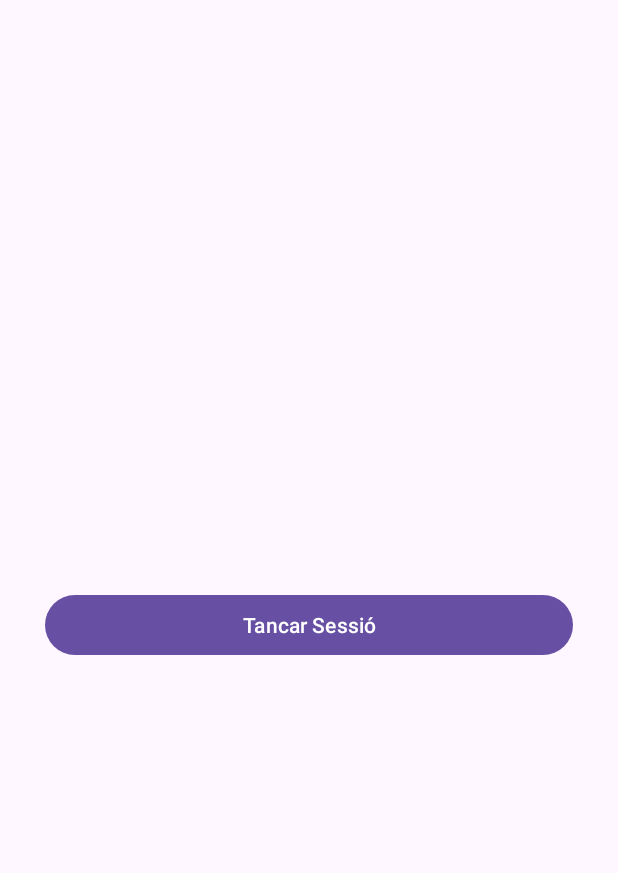
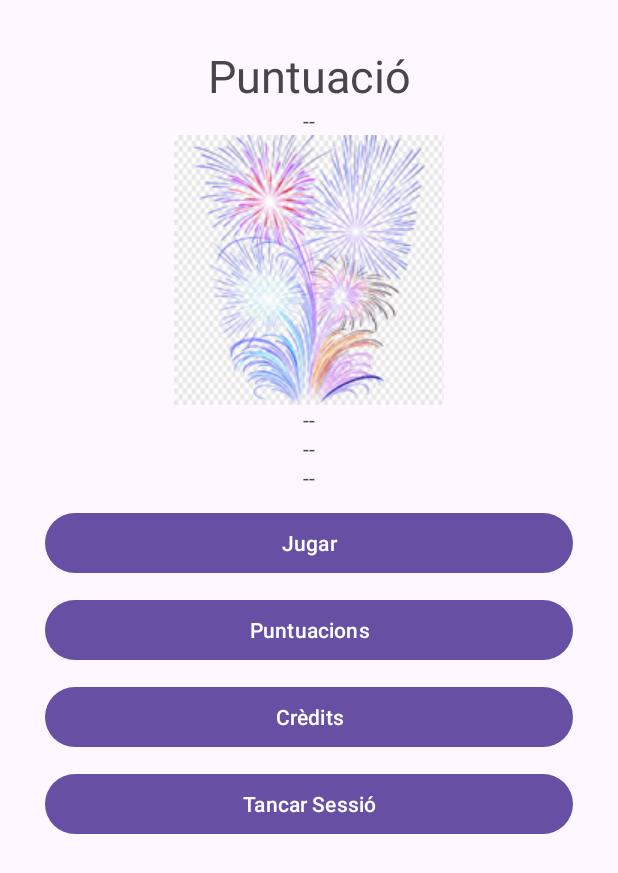
Before and after one commit to xisabelx/M8Juego, an Android app: the layout activity_menu.xml on its own in the app's theme, with its tools: preview values and no code run, on a phone screen of 412 x 824 dp. Shown: the top 873 px of the screen. Run offline under Robolectric (Android 15) with nearby library versions, the light colour scheme and no system bars.

Commit message:
3a pujada

```diff
--- a/app/src/main/java/com/example/m8juego/Login.kt
+++ b/app/src/main/java/com/example/m8juego/Login.kt
@@ -1,6 +1,7 @@
 package com.example.m8juego
 
 import android.content.Intent
+import android.graphics.Typeface
 import androidx.appcompat.app.AppCompatActivity
 import android.os.Bundle
 import android.util.Patterns
@@ -26,6 +27,10 @@ class Login : AppCompatActivity() {
         correoLogin = findViewById<EditText>(R.id.correoLogin)
         passLogin = findViewById<EditText>(R.id.passLogin)
         BtnLogin = findViewById<Button>(R.id.BtnLogin)
+        val tf = Typeface.createFromAsset(assets,"fonts/Pulang.ttf")
+        correoLogin.setTypeface(tf)
+        passLogin.setTypeface(tf)
+        BtnLogin.setTypeface(tf)
         auth = FirebaseAuth.getInstance()
         BtnLogin.setOnClickListener(){
             //Abans de fer el registre validem les dades
--- a/app/src/main/java/com/example/m8juego/Splash.kt
+++ b/app/src/main/java/com/example/m8juego/Splash.kt
@@ -1,6 +1,7 @@
 package com.example.m8juego
 
 import android.content.Intent
+import android.media.MediaPlayer
 import androidx.appcompat.app.AppCompatActivity
 import android.os.Bundle
 import android.os.Handler
@@ -11,10 +12,13 @@ import java.util.Timer
 import kotlin.concurrent.schedule
 
 class Splash : AppCompatActivity() {
-    private val duracio: Long = 5000;
+    private val duracio: Long = 3000;
+    lateinit var mediaplayer: MediaPlayer;
     override fun onCreate(savedInstanceState: Bundle?) {
         super.onCreate(savedInstanceState)
         setContentView(R.layout.activity_splash)
+        mediaplayer = MediaPlayer.create(getBaseContext(), R.raw.wee);
+        mediaplayer.start();
         //amaguem la barra, pantalla a full
         supportActionBar?.hide()
         this.window.setFlags(WindowManager.LayoutParams.FLAG_FULLSCREEN,WindowManager.LayoutParams.FLAG_FULLSCREEN)
--- a/app/src/main/res/layout/activity_menu.xml
+++ b/app/src/main/res/layout/activity_menu.xml
@@ -1,5 +1,5 @@
 <?xml version="1.0" encoding="utf-8"?>
-<RelativeLayout xmlns:android="http://schemas.android.com/apk/res/android"
+<ScrollView xmlns:android="http://schemas.android.com/apk/res/android"
     xmlns:app="http://schemas.android.com/apk/res-auto"
     xmlns:tools="http://schemas.android.com/tools"
     android:layout_width="match_parent"
@@ -11,7 +11,74 @@
         android:gravity="center"
         android:orientation="vertical"
         android:padding="30dp">
-        <!-- BOTO DE ENTRAR -->
+        <!-- Text La meva puntuació -->
+        <TextView
+            android:layout_width="match_parent"
+            android:layout_height="wrap_content"
+            android:id="@+id/miPuntuaciotxt"
+            android:text="@string/miPuntuaciotxt"
+            android:textSize="30sp"
+            android:gravity="center"/>
+        <!-- contingut puntuació -->
+        <TextView
+            android:layout_width="match_parent"
+            android:layout_height="wrap_content"
+            android:id="@+id/puntuacio"
+            android:text="@string/puntuacio"
+            android:gravity="center"/>
+        <!-- Imatge alien -->
+        <androidx.appcompat.widget.AppCompatImageView
+            android:layout_width="180dp"
+            android:layout_height="180dp"
+            android:id="@+id/fireworks"
+            android:src="@drawable/fireworks" />
+        <!-- uid -->
+        <TextView
+            android:layout_width="match_parent"
+            android:layout_height="wrap_content"
+            android:id="@+id/uid"
+            android:text="@string/uid"
+            android:gravity="center"/>
+        <!-- correu -->
+        <TextView
+            android:layout_width="match_parent"
+            android:layout_height="wrap_content"
+            android:id="@+id/correo2"
+            android:text="@string/correo2"
+            android:gravity="center"/>
+
+        <!-- nom -->
+        <TextView
+            android:layout_width="match_parent"
+            android:layout_height="wrap_content"
+            android:id="@+id/nom"
+            android:text="@string/nom"
+            android:gravity="center"/>
+        <!-- BOTO DE jugar -->
+        <Button
+            android:id="@+id/jugarBtn"
+            android:layout_width="match_parent"
+            android:layout_height="wrap_content"
+            android:text="@string/jugarBtn"
+            android:layout_marginTop="10dp"
+            />
+        <!-- BOTO DE puntuacions -->
+        <Button
+            android:id="@+id/PuntuacionsBtn"
+            android:layout_width="match_parent"
+            android:layout_height="wrap_content"
+            android:text="@string/PuntuacionsBtn"
+            android:layout_marginTop="10dp"
+            />
+        <!-- BOTO DE Credits -->
+        <Button
+            android:id="@+id/CreditsBtn"
+            android:layout_width="match_parent"
+            android:layout_height="wrap_content"
+            android:text="@string/CreditsBtn"
+            android:layout_marginTop="10dp"
+            />
+        <!-- BOTO DE Tancar sessió -->
         <Button
             android:id="@+id/tancarSessio"
             android:layout_width="match_parent"
@@ -21,5 +88,4 @@
             />
     </LinearLayout>
 
-
-</RelativeLayout>
+</ScrollView>
--- a/app/src/main/res/layout/activity_splash.xml
+++ b/app/src/main/res/layout/activity_splash.xml
@@ -1,5 +1,5 @@
 <?xml version="1.0" encoding="utf-8"?>
-<androidx.constraintlayout.widget.ConstraintLayout xmlns:android="http://schemas.android.com/apk/res/android"
+<RelativeLayout xmlns:android="http://schemas.android.com/apk/res/android"
     xmlns:app="http://schemas.android.com/apk/res-auto"
     xmlns:tools="http://schemas.android.com/tools"
     android:layout_width="match_parent"
@@ -22,4 +22,4 @@
             app:srcCompat="@drawable/portadaimagen"
             />
     </FrameLayout>
-</androidx.constraintlayout.widget.ConstraintLayout>
+</RelativeLayout>
--- a/app/src/main/res/values/strings.xml
+++ b/app/src/main/res/values/strings.xml
@@ -11,4 +11,13 @@
     <string name="passLogin">Password</string>
     <string name="BtnLogin">ENTRAR</string>
     <string name="tancarSessio">Tancar Sessió</string>
+    <string name="miPuntuaciotxt">Puntuació</string>
+    <string name="puntuacio"> -- </string>
+    <string name="uid"> -- </string>
+    <string name="correo2"> -- </string>
+    <string name="nom"> -- </string>
+    <string name="MenuTxt">MENÚ</string>
+    <string name="jugarBtn">Jugar</string>
+    <string name="PuntuacionsBtn">Puntuacions</string>
+    <string name="CreditsBtn">Crèdits</string>
 </resources>
```
Also changed, not shown: app/src/main/java/com/example/m8juego/MainActivity.kt (+26 -1 lines), app/src/main/java/com/example/m8juego/Menu.kt (+59 -1 lines), app/src/main/java/com/example/m8juego/Registro.kt (+9 -0 lines), app/src/main/assets/fonts/Pulang.ttf (added), app/src/main/res/drawable/fireworks.png (added), 1 other file.
